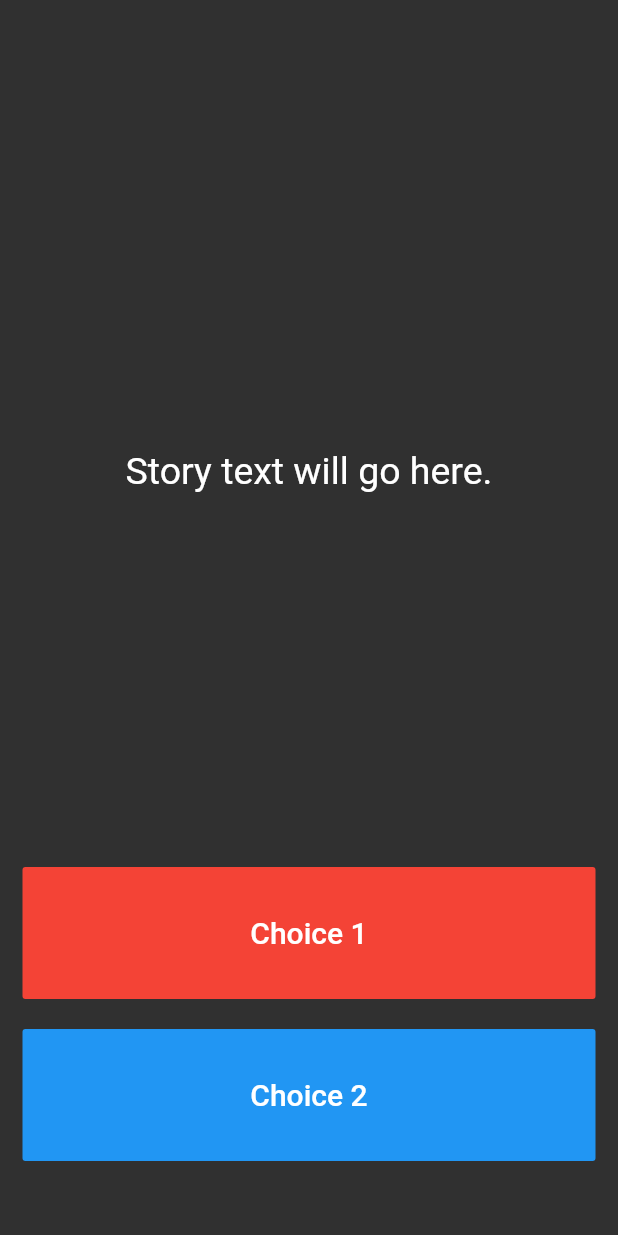
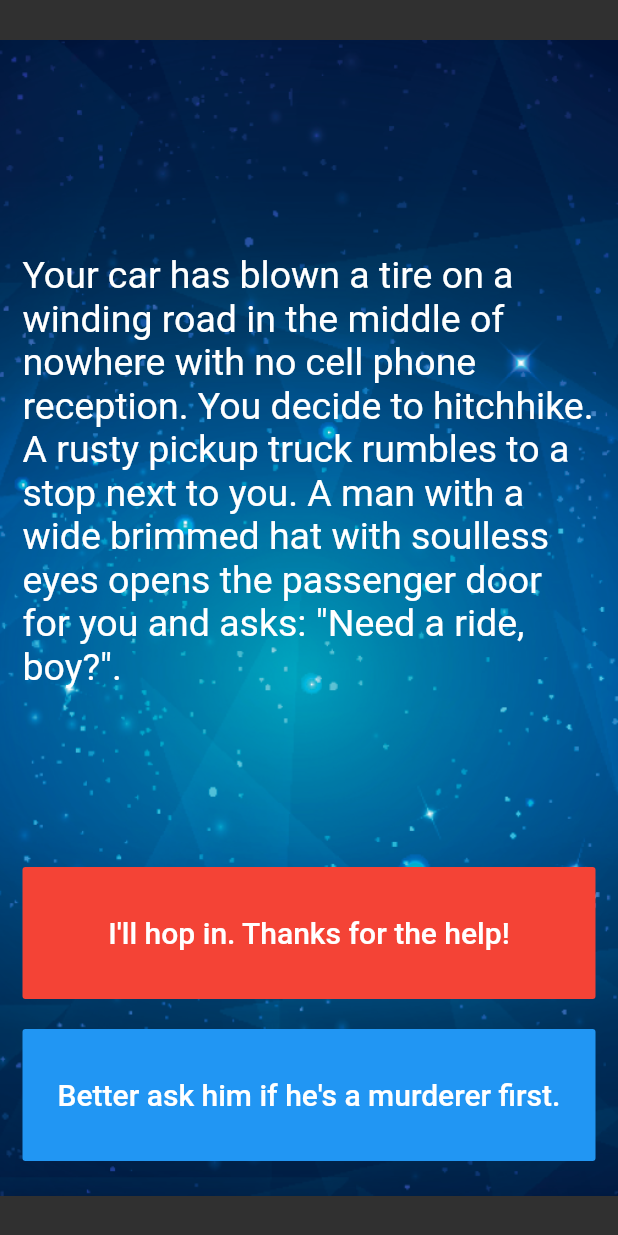
Before and after one commit to ericssontadashi/flutter_app_brewery, a Flutter app: the screen it shows after launch, on a phone screen of 412 x 824 dp. Run offline on Flutter 3.47's test engine with Material 2 defaults, Android fonts, the phone set to English and light mode, and no system bars; our stand-ins replace audioplayers, rflutter_alert.

Commit message:
Lesson 11 done

```diff
--- a/destini-challenge-starting/lib/main.dart
+++ b/destini-challenge-starting/lib/main.dart
@@ -1,6 +1,5 @@
+import 'package:destini_challenge_starting/story_brain.dart';
 import 'package:flutter/material.dart';
-
-//TODO: Step 15 - Run the app and see if you can see the screen update with the first story. Delete this TODO if it looks as you expected.
 
 void main() => runApp(Destini());
 
@@ -13,18 +12,22 @@
   }
 }
 
-//TODO: Step 9 - Create a new storyBrain object from the StoryBrain class.
-
 class StoryPage extends StatefulWidget {
   _StoryPageState createState() => _StoryPageState();
 }
 
 class _StoryPageState extends State<StoryPage> {
+  StoryBrain storyBrain = new StoryBrain();
+
   @override
   Widget build(BuildContext context) {
     return Scaffold(
       body: Container(
-        //TODO: Step 1 - Add background.png to this Container as a background image.
+        decoration: BoxDecoration(
+          image: DecorationImage(
+            image: AssetImage('images/background.png'),
+          ),
+        ),
         padding: EdgeInsets.symmetric(vertical: 50.0, horizontal: 15.0),
         constraints: BoxConstraints.expand(),
         child: SafeArea(
@@ -35,8 +38,7 @@
                 flex: 12,
                 child: Center(
                   child: Text(
-                    //TODO: Step 10 - use the storyBrain to get the first story title and display it in this Text Widget.
-                    'Story text will go here.',
+                    storyBrain.getStory(),
                     style: TextStyle(
                       fontSize: 25.0,
                     ),
@@ -47,13 +49,14 @@
                 flex: 2,
                 child: FlatButton(
                   onPressed: () {
+                    setState(() {
                       //Choice 1 made by user.
-                    //TODO: Step 18 - Call the nextStory() method from storyBrain and pass the number 1 as the choice made by the user.
+                      storyBrain.nextStory(1);
+                    });
                   },
                   color: Colors.red,
                   child: Text(
-                    //TODO: Step 13 - Use the storyBrain to get the text for choice 1.
-                    'Choice 1',
+                    storyBrain.getChoice1(),
                     style: TextStyle(
                       fontSize: 20.0,
                     ),
@@ -63,21 +66,23 @@
               SizedBox(
                 height: 20.0,
               ),
-              Expanded(
+              Visibility(
+                visible: storyBrain.buttonShouldBeVisible(),
+                child: Expanded(
                   flex: 2,
-                //TODO: Step 26 - Use a Flutter Visibility Widget to wrap this FlatButton.
-                //TODO: Step 28 - Set the "visible" property of the Visibility Widget to equal the output from the buttonShouldBeVisible() method in the storyBrain.
                   child: FlatButton(
                     onPressed: () {
+                      setState(() {
                         //Choice 2 made by user.
-                    //TODO: Step 19 - Call the nextStory() method from storyBrain and pass the number 2 as the choice made by the user.
+                        storyBrain.nextStory(2);
+                      });
                     },
                     color: Colors.blue,
                     child: Text(
-                    //TODO: Step 14 - Use the storyBrain to get the text for choice 2.
-                    'Choice 2',
+                      storyBrain.getChoice2(),
                       style: TextStyle(
                         fontSize: 20.0,
+                      ),
                     ),
                   ),
                 ),
@@ -89,7 +94,3 @@
     );
   }
 }
-
-//TODO: Step 24 - Run the app and try to figure out what code you need to add to this file to make the story change when you press on the choice buttons.
-
-//TODO: Step 29 - Run the app and test it against the Story Outline to make sure you've completed all the steps. The code for the completed app can be found here: https://github.com/londonappbrewery/destini-challenge-completed/
--- a/destini-challenge-starting/lib/story.dart
+++ b/destini-challenge-starting/lib/story.dart
@@ -1,5 +1,7 @@
-//TODO: Step 2 - Create a new class called Story.
+class Story {
+  String storyTitle;
+  String choice1;
+  String choice2;
 
-//TODO: Step 3 - Create 3 properties for this class, A. storyTitle to store the story text. B. choice1 to store the text for choice 1, C. choice2 to store the text for choice 2.
-
-//TODO: Step 4 - Create a Constructor for this class to be able to initialise the properties created in step 3.
+  Story({this.storyTitle, this.choice1, this.choice2});
+}
--- a/destini-challenge-starting/lib/story_brain.dart
+++ b/destini-challenge-starting/lib/story_brain.dart
@@ -1,59 +1,75 @@
-//TODO: Step 6 - import the story.dart file into this file.
+import 'story.dart';
 
-//TODO: Step 5 - Create a new class called StoryBrain.
+class StoryBrain {
+  int _storyNumber = 0;
+  List<Story> _storyData = [
+    Story(
+        storyTitle:
+            'Your car has blown a tire on a winding road in the middle of nowhere with no cell phone reception. You decide to hitchhike. A rusty pickup truck rumbles to a stop next to you. A man with a wide brimmed hat with soulless eyes opens the passenger door for you and asks: "Need a ride, boy?".',
+        choice1: 'I\'ll hop in. Thanks for the help!',
+        choice2: 'Better ask him if he\'s a murderer first.'),
+    Story(
+        storyTitle: 'He nods slowly, unphased by the question.',
+        choice1: 'At least he\'s honest. I\'ll climb in.',
+        choice2: 'Wait, I know how to change a tire.'),
+    Story(
+        storyTitle:
+            'As you begin to drive, the stranger starts talking about his relationship with his mother. He gets angrier and angrier by the minute. He asks you to open the glovebox. Inside you find a bloody knife, two severed fingers, and a cassette tape of Elton John. He reaches for the glove box.',
+        choice1: 'I love Elton John! Hand him the cassette tape.',
+        choice2: 'It\'s him or me! You take the knife and stab him.'),
+    Story(
+        storyTitle:
+            'What? Such a cop out! Did you know traffic accidents are the second leading cause of accidental death for most adult age groups?',
+        choice1: 'Restart',
+        choice2: ''),
+    Story(
+        storyTitle:
+            'As you smash through the guardrail and careen towards the jagged rocks below you reflect on the dubious wisdom of stabbing someone while they are driving a car you are in.',
+        choice1: 'Restart',
+        choice2: ''),
+    Story(
+        storyTitle:
+            'You bond with the murderer while crooning verses of "Can you feel the love tonight". He drops you off at the next town. Before you go he asks you if you know any good places to dump bodies. You reply: "Try the pier".',
+        choice1: 'Restart',
+        choice2: '')
+  ];
 
-//TODO: Step 7 - Uncomment the lines below to include storyData as a private property in StoryBrain. Hint: You might need to change something in story.dart to make this work.
+  String getStory() {
+    return _storyData.elementAt(_storyNumber).storyTitle;
+  }
 
-//List<Story> _storyData = [
-//  Story(
-//      storyTitle:
-//      'Your car has blown a tire on a winding road in the middle of nowhere with no cell phone reception. You decide to hitchhike. A rusty pickup truck rumbles to a stop next to you. A man with a wide brimmed hat with soulless eyes opens the passenger door for you and asks: "Need a ride, boy?".',
-//      choice1: 'I\'ll hop in. Thanks for the help!',
-//      choice2: 'Better ask him if he\'s a murderer first.'),
-//  Story(
-//      storyTitle: 'He nods slowly, unphased by the question.',
-//      choice1: 'At least he\'s honest. I\'ll climb in.',
-//      choice2: 'Wait, I know how to change a tire.'),
-//  Story(
-//      storyTitle:
-//      'As you begin to drive, the stranger starts talking about his relationship with his mother. He gets angrier and angrier by the minute. He asks you to open the glovebox. Inside you find a bloody knife, two severed fingers, and a cassette tape of Elton John. He reaches for the glove box.',
-//      choice1: 'I love Elton John! Hand him the cassette tape.',
-//      choice2: 'It\'s him or me! You take the knife and stab him.'),
-//  Story(
-//      storyTitle:
-//      'What? Such a cop out! Did you know traffic accidents are the second leading cause of accidental death for most adult age groups?',
-//      choice1: 'Restart',
-//      choice2: ''),
-//  Story(
-//      storyTitle:
-//      'As you smash through the guardrail and careen towards the jagged rocks below you reflect on the dubious wisdom of stabbing someone while they are driving a car you are in.',
-//      choice1: 'Restart',
-//      choice2: ''),
-//  Story(
-//      storyTitle:
-//      'You bond with the murderer while crooning verses of "Can you feel the love tonight". He drops you off at the next town. Before you go he asks you if you know any good places to dump bodies. You reply: "Try the pier".',
-//      choice1: 'Restart',
-//      choice2: '')
-//];
+  String getChoice1() {
+    return _storyData[_storyNumber].choice1;
+  }
 
-//TODO: Step 23 - Use the storyNumber property inside getStory(), getChoice1() and getChoice2() so that it gets the updated story and choices rather than always just the first (0th) one.
+  String getChoice2() {
+    return _storyData.elementAt(_storyNumber).choice2;
+  }
 
-//TODO: Step 8 - Create a method called getStory() that returns the first storyTitle from _storyData.
+  void nextStory(int choiceNumber) {
+    print('StoryNumber: $_storyNumber ChoiceNumber: $choiceNumber');
+    switch (_storyNumber) {
+      case 0:
+        choiceNumber == 1 ? _storyNumber = 2 : _storyNumber = 1;
+        break;
+      case 1:
+        choiceNumber == 1 ? _storyNumber = 2 : _storyNumber = 3;
+        break;
+      case 2:
+        choiceNumber == 1 ? _storyNumber = 5 : _storyNumber = 4;
+        break;
+      default:
+        restart();
+    }
+    print('StoryNumber: $_storyNumber ChoiceNumber: $choiceNumber');
+  }
 
-//TODO: Step 11 - Create a method called getChoice1() that returns the text for the first choice1 from _storyData.
+  void restart() {
+    _storyNumber = 0;
+  }
 
-//TODO: Step 12 - Create a method called getChoice2() that returns the text for the first choice2 from _storyData.
-
-//TODO: Step 25 - Change the storyNumber property into a private property so that only story_brain.dart has access to it. You can do this by right clicking on the name (storyNumber) and selecting Refactor -> Rename to make the change across all the places where it's used.
-
-//TODO: Step 16 - Create a property called storyNumber which starts with a value of 0. This will be used to track which story the user is currently viewing.
-
-//TODO: Step 17 - Create a method called nextStory(), it should not have any outputs but it should have 1 input called choiceNumber which will be the choice number (int) made by the user.
-
-//TODO: Step 20 - Download the story plan here: https://drive.google.com/uc?export=download&id=1KU6EghkO9Hf2hRM0756xFHgNaZyGCou3
-
-//TODO: Step 21 - Using the story plan, update nextStory() to change the storyNumber depending on the choice made by the user. e.g. if choiceNumber was equal to 1 and the storyNumber is 0, the storyNumber should become 2.
-
-//TODO: Step 22 - In nextStory() if the storyNumber is equal to 3 or 4 or 5, that means it's the end of the game and it should call a method called restart() that resets the storyNumber to 0.
-
-//TODO: Step 27 - Create a method called buttonShouldBeVisible() which checks to see if storyNumber is 0 or 1 or 2 (when both buttons should show choices) and return true if that is the case, else it should return false.
+  bool buttonShouldBeVisible() {
+    if (_storyNumber > 2) return false;
+    return true;
+  }
+}
```
Also changed, not shown: 1 other file. Lines whose indentation alone changed are shown as unchanged.
